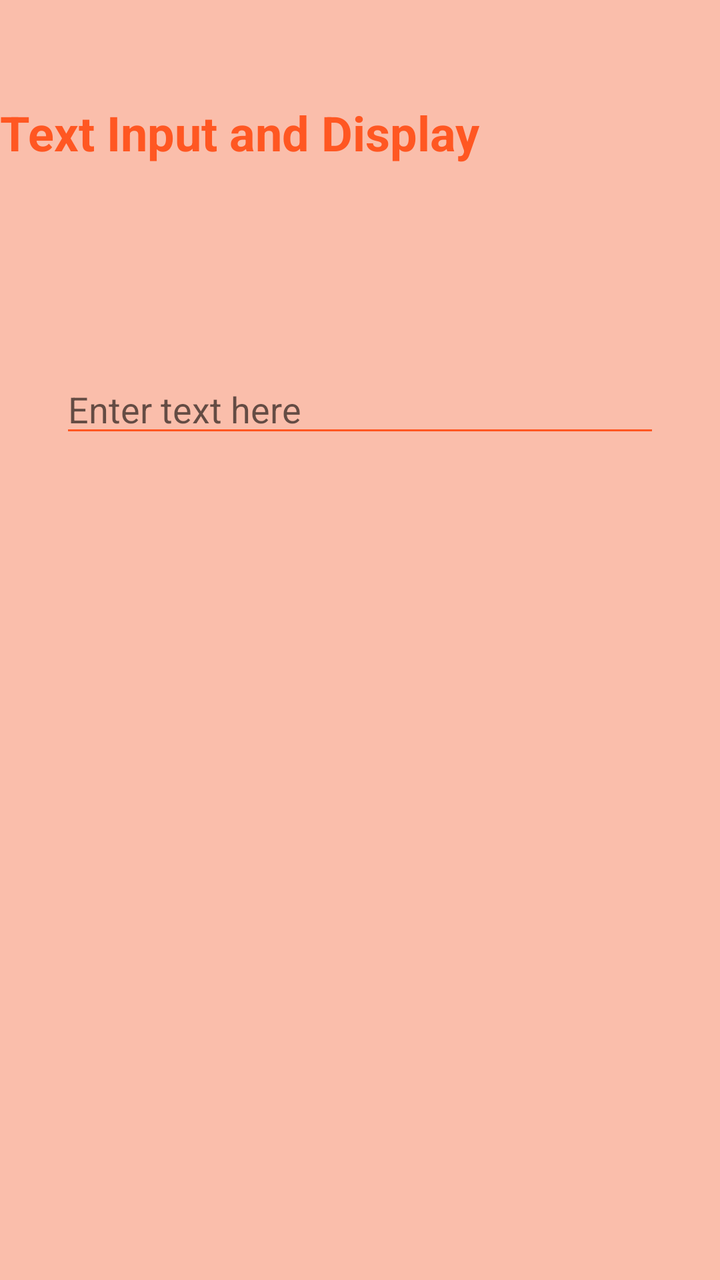
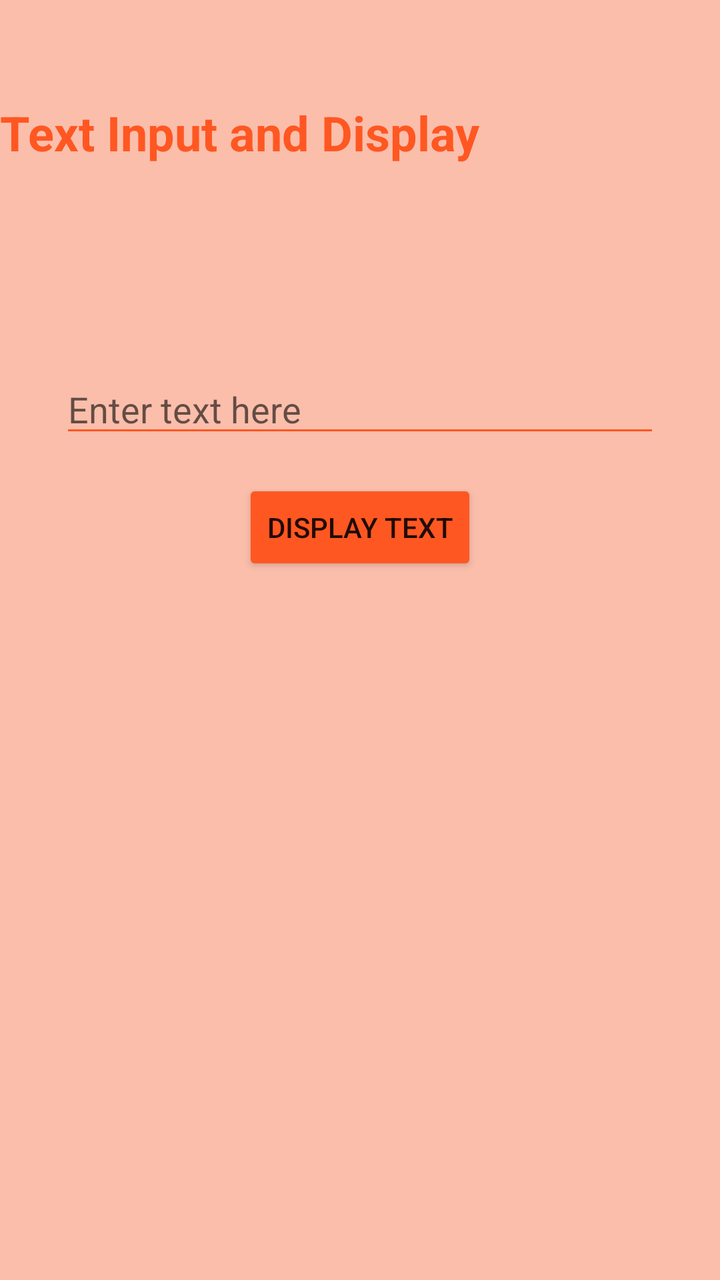

Compare the two renders of this Android layout. The source of the first and the diff that turns it into the second are given below.
<!-- AndroidManifest.xml: application theme Theme.Project03 -->
<!-- res/layout/activity_main.xml -->
<?xml version="1.0" encoding="utf-8"?>
<androidx.constraintlayout.widget.ConstraintLayout xmlns:android="http://schemas.android.com/apk/res/android"
    xmlns:app="http://schemas.android.com/apk/res-auto"
    xmlns:tools="http://schemas.android.com/tools"
    android:id="@+id/main"
    android:layout_width="match_parent"
    android:layout_height="match_parent"
    android:background="#fabeab"
    tools:context=".MainActivity">

    <TextView
        android:id="@+id/textViewTitle"
        android:layout_width="0dp"
        android:layout_height="wrap_content"
        android:text="Text Input and Display"
        android:textSize="24sp"
        android:textStyle="bold"
        android:textColor="#ff5722"
        app:layout_constraintTop_toTopOf="parent"
        app:layout_constraintStart_toStartOf="parent"
        app:layout_constraintEnd_toEndOf="parent"
        android:layout_marginBottom="16dp"
        android:layout_marginTop="50dp"
        android:textAlignment="center"/>

    <EditText
        android:id="@+id/editTextInput"
        android:layout_width="0dp"
        android:layout_height="wrap_content"
        android:hint="Enter text here"
        android:backgroundTint="#ff5722"
        app:layout_constraintTop_toBottomOf="@+id/textViewTitle"
        app:layout_constraintStart_toStartOf="parent"
        app:layout_constraintEnd_toEndOf="parent"
        android:layout_marginStart="30dp"
        android:layout_marginEnd="30dp"
        android:layout_marginTop="100dp"/>


</androidx.constraintlayout.widget.ConstraintLayout>
<!-- resources referenced by this layout -->
<resources>
  <style name="Theme.Project03" parent="Theme.MaterialComponents.DayNight.DarkActionBar">
          
          <item name="colorPrimary">@color/purple_500</item>
          <item name="colorPrimaryVariant">@color/purple_700</item>
          <item name="colorOnPrimary">@color/white</item>
          
          <item name="colorSecondary">@color/teal_200</item>
          <item name="colorSecondaryVariant">@color/teal_700</item>
          <item name="colorOnSecondary">@color/black</item>
          
          <item name="android:statusBarColor">?attr/colorPrimaryVariant</item>
          
      </style>
  <color name="purple_500">#FF6200EE</color>
  <color name="purple_700">#FF3700B3</color>
  <color name="white">#FFFFFFFF</color>
  <color name="teal_200">#FF03DAC5</color>
  <color name="teal_700">#FF018786</color>
  <color name="black">#FF000000</color>
</resources>

<!-- the commit's change to res/layout/activity_main.xml (unified diff, before → after) -->
@@ -35,6 +35,17 @@
         android:layout_marginStart="30dp"
         android:layout_marginEnd="30dp"
         android:layout_marginTop="100dp"/>
+    
+    <Button
+        android:id="@+id/buttonDisplayText"
+        android:layout_width="wrap_content"
+        android:layout_height="wrap_content"
+        android:text="Display Text"
+        android:backgroundTint="#ff5722"
+        app:layout_constraintTop_toBottomOf="@+id/editTextInput"
+        app:layout_constraintStart_toStartOf="parent"
+        app:layout_constraintEnd_toEndOf="parent"
+        android:layout_marginTop="16dp"/>
 
 
 </androidx.constraintlayout.widget.ConstraintLayout>
